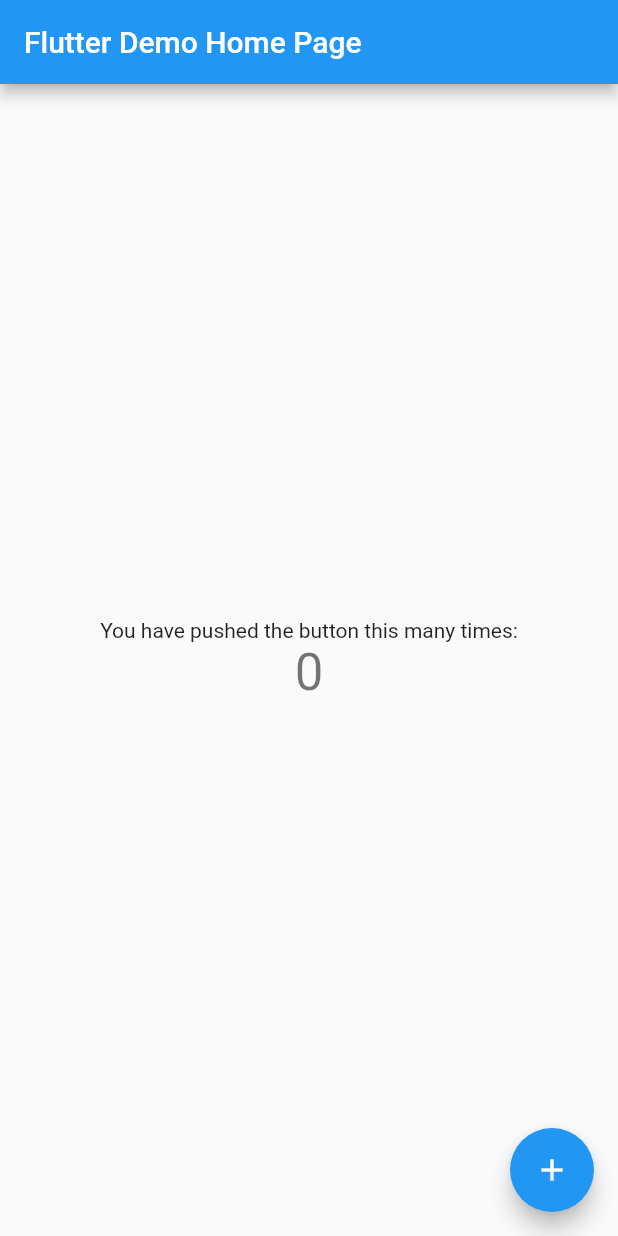
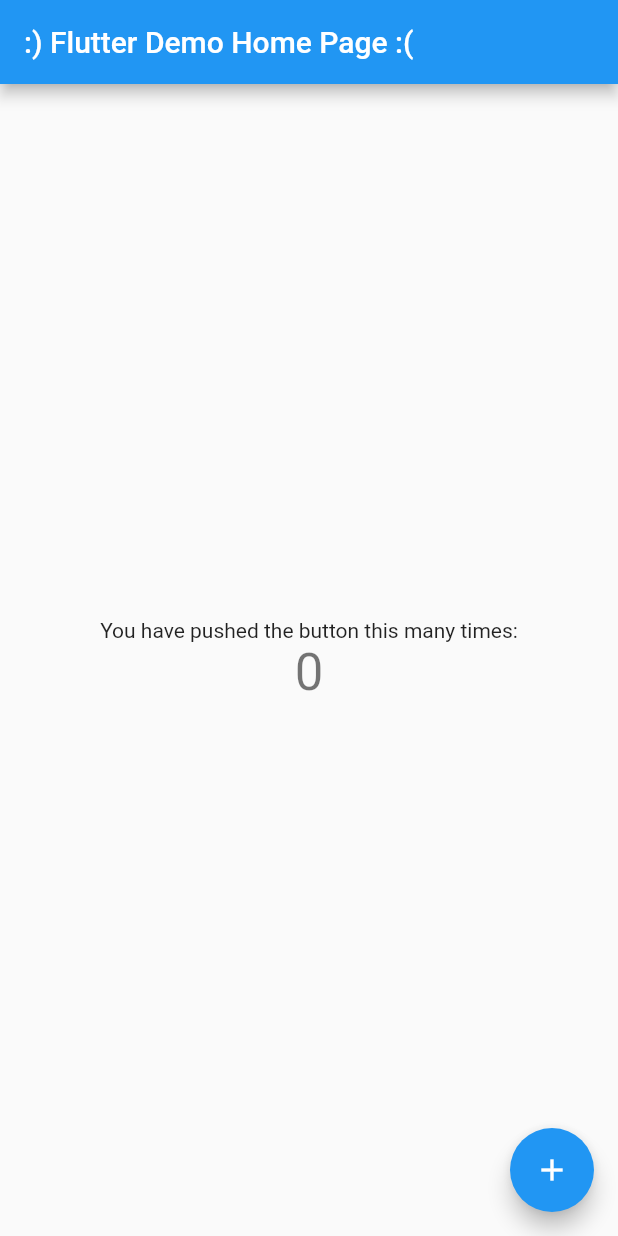
Before and after one commit to anant-k-agrawal/flutter_cicd, a Flutter app: the screen it shows after launch, on a phone screen of 412 x 824 dp. Run offline on Flutter 3.47's test engine with Material 2 defaults, Android fonts, the phone set to English and light mode, and no system bars.

```diff
--- a/lib/main.dart
+++ b/lib/main.dart
@@ -20,7 +20,7 @@ class MyApp extends StatelessWidget {
         // is not restarted.
         primarySwatch: Colors.blue,
       ),
-      home: MyHomePage(title: 'Flutter Demo Home Page'),
+      home: MyHomePage(title: ':) Flutter Demo Home Page :('),
     );
   }
 }
```
